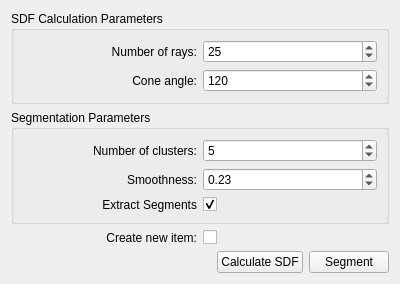
Qt form Polyhedron/demo/Polyhedron/Mesh_segmentation_widget.ui (CGAL/cgal) before a commit.
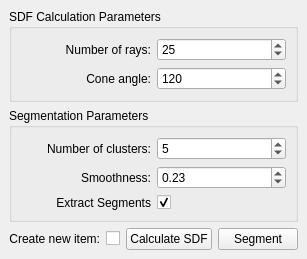
The same form after that commit.

Commit message: convert widget to dock_widget

Diff of the .ui file:
```diff
--- a/Polyhedron/demo/Polyhedron/Mesh_segmentation_widget.ui
+++ b/Polyhedron/demo/Polyhedron/Mesh_segmentation_widget.ui
@@ -1,18 +1,19 @@
 <?xml version="1.0" encoding="UTF-8"?>
 <ui version="4.0">
- <class>Mesh_segmentation_widget</class>
- <widget class="QWidget" name="Mesh_segmentation_widget">
+ <class>Mesh_segmentation</class>
+ <widget class="QDockWidget" name="Mesh_segmentation">
   <property name="geometry">
    <rect>
     <x>0</x>
     <y>0</y>
-    <width>400</width>
-    <height>253</height>
+    <width>286</width>
+    <height>254</height>
    </rect>
   </property>
   <property name="windowTitle">
    <string>Form</string>
   </property>
+  <widget class="QWidget" name="dockWidgetContents">
   <layout class="QVBoxLayout" name="verticalLayout">
    <item>
     <widget class="QGroupBox" name="groupBox_2">
@@ -136,6 +137,8 @@
     </widget>
    </item>
    <item>
+     <layout class="QHBoxLayout">
+      <item>
     <layout class="QGridLayout" name="gridLayout_3">
      <item row="0" column="0">
       <widget class="QLabel" name="New_item_label">
@@ -157,21 +160,6 @@
     </layout>
    </item>
    <item>
-    <layout class="QHBoxLayout">
-     <item>
-      <spacer>
-       <property name="orientation">
-        <enum>Qt::Horizontal</enum>
-       </property>
-       <property name="sizeHint" stdset="0">
-        <size>
-         <width>40</width>
-         <height>20</height>
-        </size>
-       </property>
-      </spacer>
-     </item>
-     <item>
       <widget class="QPushButton" name="SDF_button">
        <property name="text">
         <string>Calculate SDF</string>
@@ -188,10 +176,7 @@
     </layout>
    </item>
   </layout>
-  <zorder>formLayoutWidget</zorder>
-  <zorder>groupBox</zorder>
-  <zorder>groupBox</zorder>
-  <zorder>groupBox_2</zorder>
+  </widget>
  </widget>
  <resources/>
  <connections/>
```
Left out of the diff: 2 changed lines with no effect on the pictures. Lines whose indentation alone changed are shown as unchanged. The commit also changes 1 other file.
